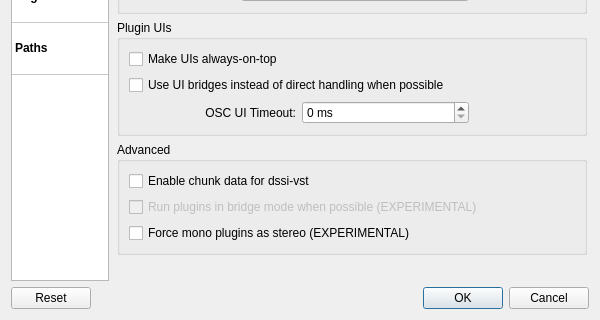
The window that resources/ui/carla_settings.ui (falkTX/Carla) describes before a commit, drawn with Qt 5; both pictures show x 0 to 600 and y 145 to 465 of the 600 by 465 pixel window.
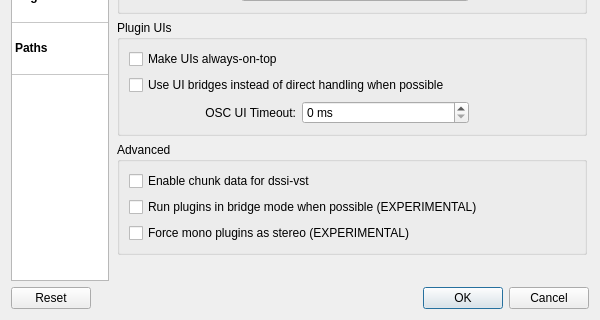
The same window after the commit. The open tabs and pages were chosen to show the change. Icons and pictures are not drawn.

Commit message: Allow to force usage of plugin bridges

Patch:
```diff
--- a/resources/ui/carla_settings.ui
+++ b/resources/ui/carla_settings.ui
@@ -887,9 +887,6 @@
             </item>
             <item>
              <widget class="QCheckBox" name="ch_engine_prefer_plugin_bridges">
-              <property name="enabled">
-               <bool>false</bool>
-              </property>
               <property name="toolTip">
                <string>Whenever possible, run the plugins in bridge mode.</string>
               </property>
```
The commit also changes 2 other files.
